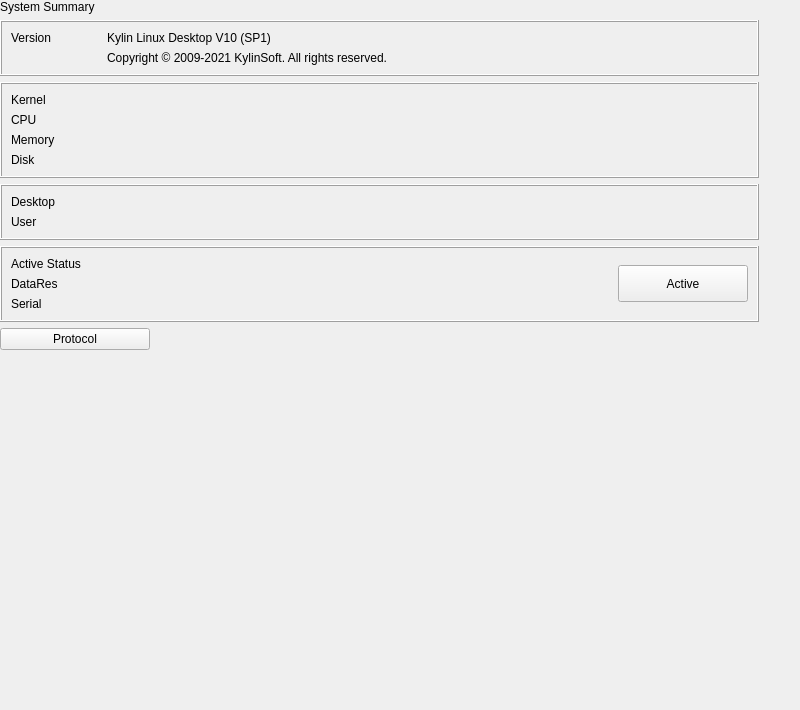
First picture: the form in plugins/messages-task/about/about.ui, repository ukui/ukui-control-center, before the edit.
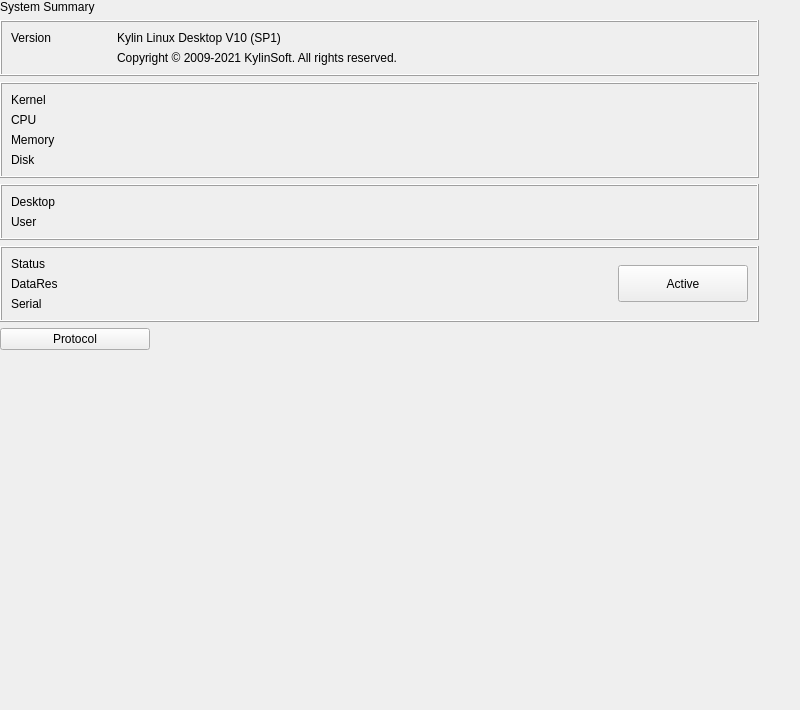
Second picture: the form after the edit. Custom widgets are drawn as their Qt base class.

```diff
--- a/plugins/messages-task/about/about.ui
+++ b/plugins/messages-task/about/about.ui
@@ -124,13 +124,13 @@
                  </property>
                  <property name="minimumSize">
                   <size>
-                   <width>90</width>
+                   <width>100</width>
                    <height>0</height>
                   </size>
                  </property>
                  <property name="maximumSize">
                   <size>
-                   <width>90</width>
+                   <width>100</width>
                    <height>16777215</height>
                   </size>
                  </property>
@@ -160,13 +160,13 @@
                  </property>
                  <property name="minimumSize">
                   <size>
-                   <width>90</width>
+                   <width>100</width>
                    <height>0</height>
                   </size>
                  </property>
                  <property name="maximumSize">
                   <size>
-                   <width>90</width>
+                   <width>100</width>
                    <height>16777215</height>
                   </size>
                  </property>
@@ -255,13 +255,13 @@
              </property>
              <property name="minimumSize">
               <size>
-               <width>90</width>
+               <width>100</width>
                <height>0</height>
               </size>
              </property>
              <property name="maximumSize">
               <size>
-               <width>90</width>
+               <width>100</width>
                <height>16777215</height>
               </size>
              </property>
@@ -294,13 +294,13 @@
              </property>
              <property name="minimumSize">
               <size>
-               <width>90</width>
+               <width>100</width>
                <height>0</height>
               </size>
              </property>
              <property name="maximumSize">
               <size>
-               <width>90</width>
+               <width>100</width>
                <height>16777215</height>
               </size>
              </property>
@@ -342,13 +342,13 @@
              </property>
              <property name="minimumSize">
               <size>
-               <width>90</width>
+               <width>100</width>
                <height>0</height>
               </size>
              </property>
              <property name="maximumSize">
               <size>
-               <width>90</width>
+               <width>100</width>
                <height>16777215</height>
               </size>
              </property>
@@ -390,13 +390,13 @@
              </property>
              <property name="minimumSize">
               <size>
-               <width>90</width>
+               <width>100</width>
                <height>0</height>
               </size>
              </property>
              <property name="maximumSize">
               <size>
-               <width>90</width>
+               <width>100</width>
                <height>16777215</height>
               </size>
              </property>
@@ -444,13 +444,13 @@
             <widget class="QLabel" name="label_3">
              <property name="minimumSize">
               <size>
-               <width>90</width>
+               <width>100</width>
                <height>0</height>
               </size>
              </property>
              <property name="maximumSize">
               <size>
-               <width>90</width>
+               <width>100</width>
                <height>16777215</height>
               </size>
              </property>
@@ -474,13 +474,13 @@
             <widget class="QLabel" name="label_6">
              <property name="minimumSize">
               <size>
-               <width>90</width>
+               <width>100</width>
                <height>0</height>
               </size>
              </property>
              <property name="maximumSize">
               <size>
-               <width>90</width>
+               <width>100</width>
                <height>16777215</height>
               </size>
              </property>
@@ -520,18 +520,18 @@
                 <widget class="FixLabel" name="label_5">
                  <property name="minimumSize">
                   <size>
-                   <width>90</width>
+                   <width>100</width>
                    <height>0</height>
                   </size>
                  </property>
                  <property name="maximumSize">
                   <size>
-                   <width>90</width>
+                   <width>100</width>
                    <height>16777215</height>
                   </size>
                  </property>
                  <property name="text">
-                  <string>Active Status</string>
+                  <string>Status</string>
                  </property>
                 </widget>
                </item>
@@ -559,13 +559,13 @@
                 <widget class="FixLabel" name="label">
                  <property name="minimumSize">
                   <size>
-                   <width>90</width>
+                   <width>100</width>
                    <height>0</height>
                   </size>
                  </property>
                  <property name="maximumSize">
                   <size>
-                   <width>90</width>
+                   <width>100</width>
                    <height>16777215</height>
                   </size>
                  </property>
@@ -589,13 +589,13 @@
                 <widget class="QLabel" name="label_7">
                  <property name="minimumSize">
                   <size>
-                   <width>90</width>
+                   <width>100</width>
                    <height>0</height>
                   </size>
                  </property>
                  <property name="maximumSize">
                   <size>
-                   <width>90</width>
+                   <width>100</width>
                    <height>16777215</height>
                   </size>
                  </property>
```
